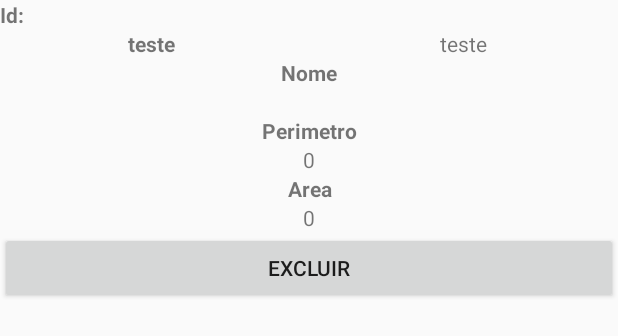
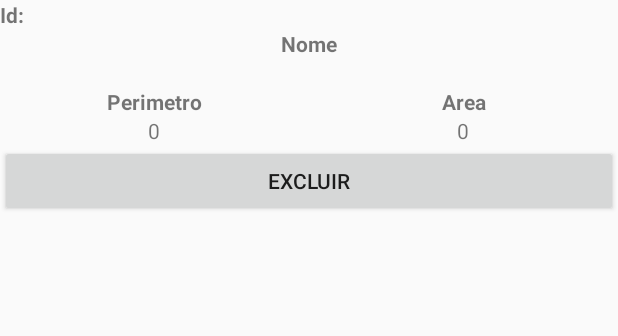
Before and after one commit to JuanHermann/TrabalhoGps, an Android app: the layout elemento_listar.xml on its own in the app's theme, with its tools: preview values and no code run, on a phone screen of 412 x 824 dp. Shown: the top 336 px of the screen. Run offline under Robolectric (Android 15) with nearby library versions, the phone set to English and light mode, and no system bars.

```diff
--- a/app/src/main/java/com/example/juan/trabalhogps/MeuAdapter.java
+++ b/app/src/main/java/com/example/juan/trabalhogps/MeuAdapter.java
@@ -55,7 +55,7 @@ public class MeuAdapter extends BaseAdapter{
 
         View v = inflater.inflate (R.layout.elemento_listar,null);
 
-        TextView tvDescricaoElemento = (TextView) v.findViewById(R.id.tvDescricaoListar);
+        TextView tvDescricaoElemento = (TextView) v.findViewById(R.id.tvNome);
         TextView tvPerimetro = (TextView) v.findViewById(R.id.tvPerimetro);
         TextView tvArea = (TextView) v.findViewById(R.id.tvArea);
         ImageView ivFotoElemento = (ImageView) v.findViewById(R.id.ivFotoListar);
--- a/app/src/main/res/layout/elemento_listar.xml
+++ b/app/src/main/res/layout/elemento_listar.xml
@@ -24,27 +24,6 @@
 
 </LinearLayout>
 
-    <LinearLayout
-        android:layout_width="fill_parent"
-        android:layout_height="wrap_content"
-        android:orientation="horizontal">
-
-        <TextView
-            android:layout_width="0dp"
-            android:layout_height="wrap_content"
-            android:layout_weight=".50"
-            android:textStyle="bold" android:textAlignment="center"
-            android:text="teste "/>
-
-        <TextView
-            android:layout_width="0dp"
-            android:layout_weight=".50"
-            android:layout_height="wrap_content"
-            android:textAlignment="center"
-            android:text="teste"/>
-
-    </LinearLayout>
-
     <TextView
         android:layout_width="fill_parent"
         android:layout_height="wrap_content"
@@ -54,44 +33,62 @@
 
 
     <TextView
-        android:id="@+id/tvDescricaoListar"
+        android:id="@+id/tvNome"
         android:layout_width="fill_parent"
         android:textAlignment="center"
         android:layout_height="wrap_content" />
 
+    <LinearLayout
+        android:layout_width="fill_parent"
+        android:layout_height="wrap_content">
+
+        <TextView
+            android:layout_width="0dp"
+            android:layout_height="wrap_content"
+            android:layout_weight=".50"
+            android:textStyle="bold"
+            android:textAlignment="center"
+            android:text="Perimetro" />
+
 
 
         <TextView
-            android:layout_width="fill_parent"
+            android:layout_width="0dp"
             android:layout_height="wrap_content"
+            android:layout_weight=".50"
+            android:textStyle="bold"
             android:textAlignment="center"
-            android:textStyle="bold"
-            android:text="Perimetro" />
+            android:text="Area" />
+
+
+    </LinearLayout>
+
+    <LinearLayout
+        android:layout_width="fill_parent"
+        android:layout_height="wrap_content">
 
 
         <TextView
             android:id="@+id/tvPerimetro"
-            android:layout_width="fill_parent"
+            android:layout_width="0dp"
             android:layout_height="wrap_content"
+            android:layout_weight=".50"
             android:textAlignment="center"
             android:text="0" />
 
 
 
 
-        <TextView
-            android:layout_width="fill_parent"
-            android:layout_height="wrap_content"
-            android:textAlignment="center"
-            android:textStyle="bold"
-            android:text="Area" />
+
 
         <TextView
             android:id="@+id/tvArea"
-            android:layout_width="fill_parent"
+            android:layout_width="0dp"
             android:layout_height="wrap_content"
+            android:layout_weight=".50"
             android:textAlignment="center"
             android:text="0" />
+    </LinearLayout>
 
 
 
```
Also changed, not shown: app/src/main/java/com/example/juan/trabalhogps/MainActivity.java (+31 -10 lines), app/src/main/res/layout/activity_main.xml (+8 -2 lines).
